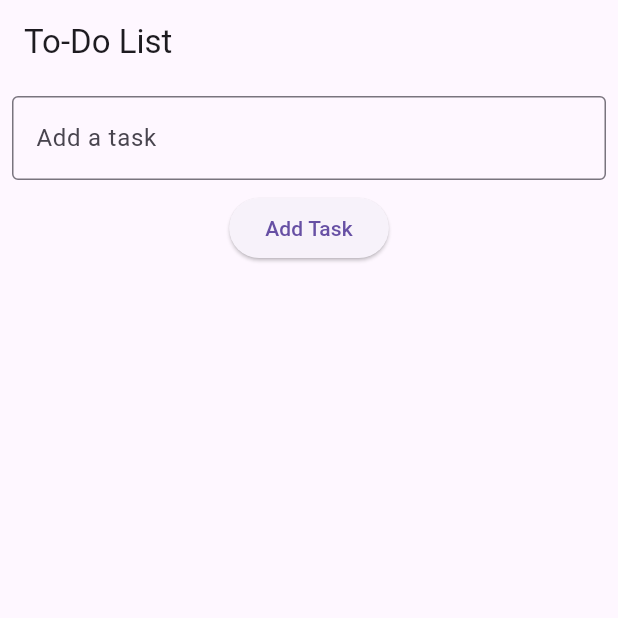
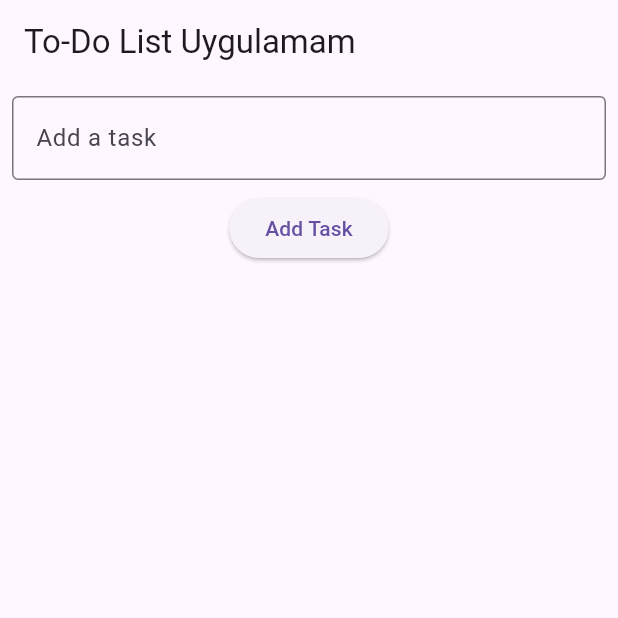
Before and after one commit to muhammetbuyuk34/deneme1, a Flutter app: the screen it shows after launch, on a phone screen of 412 x 824 dp, the top half of it. Run offline on Flutter 3.47's test engine with Material 3 defaults, Android fonts, the phone set to English and light mode, and no system bars.

Commit message:
Uygulama Başlığını To-Do List olarak güncelledim.

```diff
--- a/lib/main.dart
+++ b/lib/main.dart
@@ -43,7 +43,7 @@ class _TodoListScreenState extends State<TodoListScreen> {
   Widget build(BuildContext context) {
     return Scaffold(
       appBar: AppBar(
-        title: Text('To-Do List'),
+        title: Text('To-Do List Uygulamam'),
       ),
       body: Column(
         children: [
```
